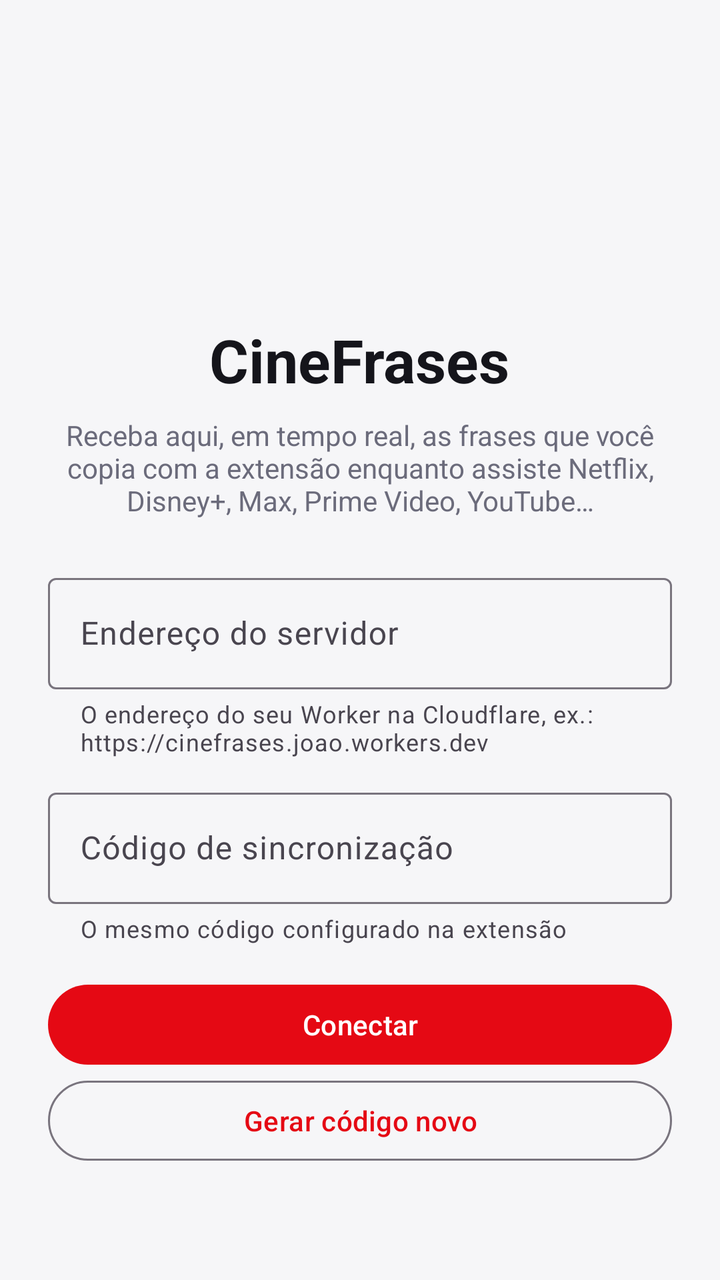
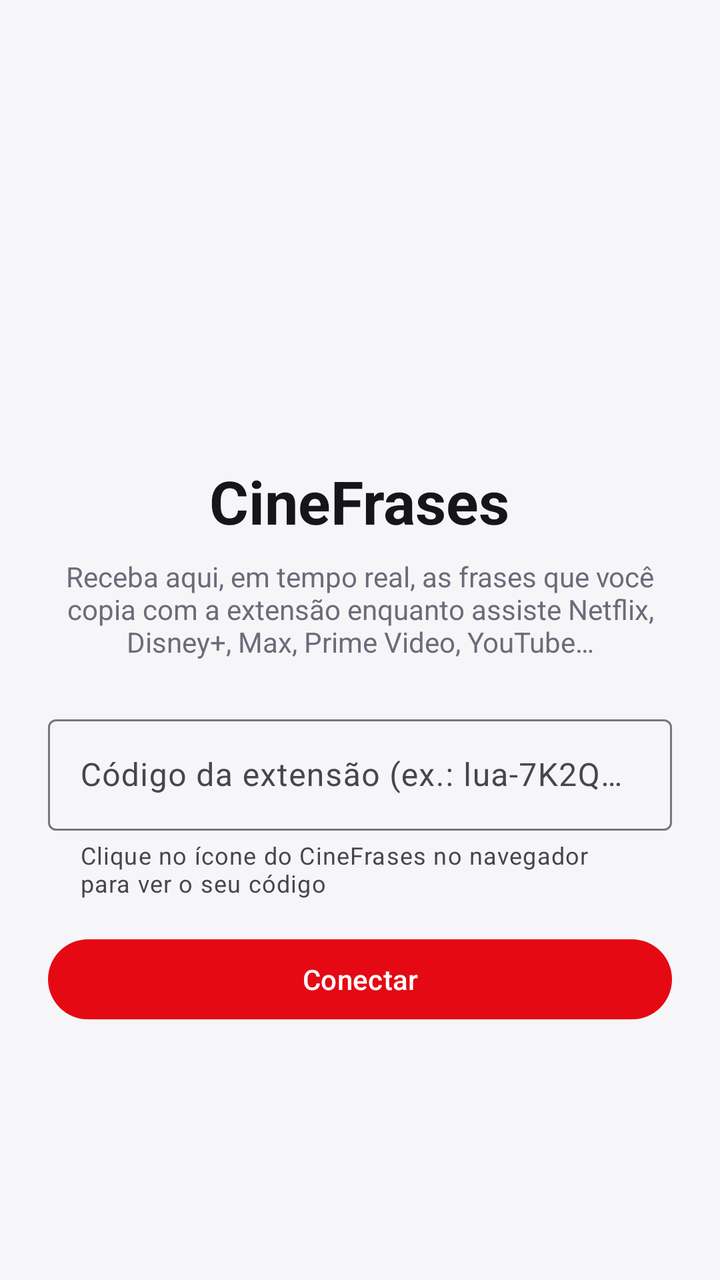

Two renders of the same Android screen: before a commit and after it. Below are the layout's source before the change and the commit's diff.
<!-- AndroidManifest.xml: application theme Theme.CineFrases -->
<!-- res/layout/activity_setup.xml -->
<?xml version="1.0" encoding="utf-8"?>
<ScrollView xmlns:android="http://schemas.android.com/apk/res/android"
    xmlns:app="http://schemas.android.com/apk/res-auto"
    android:layout_width="match_parent"
    android:layout_height="match_parent"
    android:fillViewport="true">

    <LinearLayout
        android:layout_width="match_parent"
        android:layout_height="wrap_content"
        android:gravity="center"
        android:orientation="vertical"
        android:padding="24dp">

        <ImageView
            android:layout_width="96dp"
            android:layout_height="96dp"
            android:contentDescription="@null"
            android:src="@mipmap/ic_launcher" />

        <TextView
            android:layout_width="wrap_content"
            android:layout_height="wrap_content"
            android:layout_marginTop="8dp"
            android:text="@string/app_name"
            android:textColor="@color/fg"
            android:textSize="30sp"
            android:textStyle="bold" />

        <TextView
            android:layout_width="match_parent"
            android:layout_height="wrap_content"
            android:layout_marginTop="8dp"
            android:layout_marginBottom="24dp"
            android:gravity="center"
            android:text="@string/setup_subtitle"
            android:textColor="@color/muted" />

        <com.google.android.material.textfield.TextInputLayout
            style="@style/Widget.Material3.TextInputLayout.OutlinedBox"
            android:layout_width="match_parent"
            android:layout_height="wrap_content"
            android:hint="@string/server_hint"
            app:helperText="@string/server_help">

            <com.google.android.material.textfield.TextInputEditText
                android:id="@+id/serverInput"
                android:layout_width="match_parent"
                android:layout_height="wrap_content"
                android:inputType="textUri"
                android:maxLines="1" />
        </com.google.android.material.textfield.TextInputLayout>

        <com.google.android.material.textfield.TextInputLayout
            style="@style/Widget.Material3.TextInputLayout.OutlinedBox"
            android:layout_width="match_parent"
            android:layout_height="wrap_content"
            android:layout_marginTop="12dp"
            android:hint="@string/code_hint"
            app:helperText="@string/code_help">

            <com.google.android.material.textfield.TextInputEditText
                android:id="@+id/codeInput"
                android:layout_width="match_parent"
                android:layout_height="wrap_content"
                android:inputType="textVisiblePassword|textNoSuggestions"
                android:maxLines="1" />
        </com.google.android.material.textfield.TextInputLayout>

        <TextView
            android:id="@+id/errorText"
            android:layout_width="match_parent"
            android:layout_height="wrap_content"
            android:layout_marginTop="8dp"
            android:textColor="@color/accent"
            android:visibility="gone" />

        <Button
            android:id="@+id/connectButton"
            android:layout_width="match_parent"
            android:layout_height="wrap_content"
            android:layout_marginTop="16dp"
            android:text="@string/connect" />

        <Button
            android:id="@+id/generateButton"
            style="@style/Widget.Material3.Button.OutlinedButton"
            android:layout_width="match_parent"
            android:layout_height="wrap_content"
            android:text="@string/generate_code" />

        <ProgressBar
            android:id="@+id/progress"
            android:layout_width="wrap_content"
            android:layout_height="wrap_content"
            android:layout_marginTop="12dp"
            android:visibility="gone" />
    </LinearLayout>
</ScrollView>
<!-- resources referenced by this layout -->
<resources>
  <color name="accent">#E50914</color>
  <color name="fg">#15151B</color>
  <color name="muted">#6B6B7B</color>
  <!-- mipmap ic_launcher (mipmap-anydpi-v26) -->
  <?xml version="1.0" encoding="utf-8"?>
  <adaptive-icon xmlns:android="http://schemas.android.com/apk/res/android">
      <background android:drawable="@color/ic_launcher_background" />
      <foreground android:drawable="@drawable/ic_launcher_foreground" />
      <monochrome android:drawable="@drawable/ic_launcher_foreground" />
  </adaptive-icon>
  <string name="app_name">CineFrases</string>
  <string name="code_help">O mesmo código configurado na extensão</string>
  <string name="code_hint">Código de sincronização</string>
  <string name="connect">Conectar</string>
  <string name="generate_code">Gerar código novo</string>
  <string name="server_help">O endereço do seu Worker na Cloudflare, ex.: https://cinefrases.joao.workers.dev</string>
  <string name="server_hint">Endereço do servidor</string>
  <string name="setup_subtitle">Receba aqui, em tempo real, as frases que você copia com a extensão enquanto assiste Netflix, Disney+, Max, Prime Video, YouTube…</string>
  <style name="Theme.CineFrases" parent="Theme.Material3.DayNight.NoActionBar">
          <item name="colorPrimary">@color/accent</item>
          <item name="colorOnPrimary">#FFFFFF</item>
          <item name="colorSecondary">@color/accent</item>
          <item name="android:colorBackground">@color/bg</item>
          <item name="colorSurface">@color/bg</item>
          <item name="android:statusBarColor">@color/bg</item>
          <item name="android:navigationBarColor">@color/bg</item>
      </style>
  <color name="ic_launcher_background">#0F0F14</color>
  <!-- drawable ic_launcher_foreground (drawable) -->
  <?xml version="1.0" encoding="utf-8"?>
  <vector xmlns:android="http://schemas.android.com/apk/res/android"
      android:width="108dp"
      android:height="108dp"
      android:viewportWidth="108"
      android:viewportHeight="108">
      <path
          android:fillColor="#E50914"
          android:pathData="M38,38h14v14c0,9 -5,16 -13,18l-2,-5c4,-2 6,-5 6,-9h-5z" />
      <path
          android:fillColor="#FFFFFF"
          android:pathData="M58,38h14v14c0,9 -5,16 -13,18l-2,-5c4,-2 6,-5 6,-9h-5z" />
  </vector>
  <color name="bg">#F6F6F8</color>
</resources>

<!-- the commit's change to res/layout/activity_setup.xml (unified diff, before → after) -->
@@ -40,22 +40,6 @@
             style="@style/Widget.Material3.TextInputLayout.OutlinedBox"
             android:layout_width="match_parent"
             android:layout_height="wrap_content"
-            android:hint="@string/server_hint"
-            app:helperText="@string/server_help">
-
-            <com.google.android.material.textfield.TextInputEditText
-                android:id="@+id/serverInput"
-                android:layout_width="match_parent"
-                android:layout_height="wrap_content"
-                android:inputType="textUri"
-                android:maxLines="1" />
-        </com.google.android.material.textfield.TextInputLayout>
-
-        <com.google.android.material.textfield.TextInputLayout
-            style="@style/Widget.Material3.TextInputLayout.OutlinedBox"
-            android:layout_width="match_parent"
-            android:layout_height="wrap_content"
-            android:layout_marginTop="12dp"
             android:hint="@string/code_hint"
             app:helperText="@string/code_help">
 
@@ -82,13 +66,6 @@
             android:layout_marginTop="16dp"
             android:text="@string/connect" />
 
-        <Button
-            android:id="@+id/generateButton"
-            style="@style/Widget.Material3.Button.OutlinedButton"
-            android:layout_width="match_parent"
-            android:layout_height="wrap_content"
-            android:text="@string/generate_code" />
-
         <ProgressBar
             android:id="@+id/progress"
             android:layout_width="wrap_content"
<!-- resource entries referenced after the edit -->
@@ -11,12 +11,9 @@
       <monochrome android:drawable="@drawable/ic_launcher_foreground" />
   </adaptive-icon>
   <string name="app_name">CineFrases</string>
-  <string name="code_help">O mesmo código configurado na extensão</string>
-  <string name="code_hint">Código de sincronização</string>
+  <string name="code_help">Clique no ícone do CineFrases no navegador para ver o seu código</string>
+  <string name="code_hint">Código da extensão (ex.: lua-7K2Q9P)</string>
   <string name="connect">Conectar</string>
-  <string name="generate_code">Gerar código novo</string>
-  <string name="server_help">O endereço do seu Worker na Cloudflare, ex.: https://cinefrases.joao.workers.dev</string>
-  <string name="server_hint">Endereço do servidor</string>
   <string name="setup_subtitle">Receba aqui, em tempo real, as frases que você copia com a extensão enquanto assiste Netflix, Disney+, Max, Prime Video, YouTube…</string>
   <style name="Theme.CineFrases" parent="Theme.Material3.DayNight.NoActionBar">
           <item name="colorPrimary">@color/accent</item>
